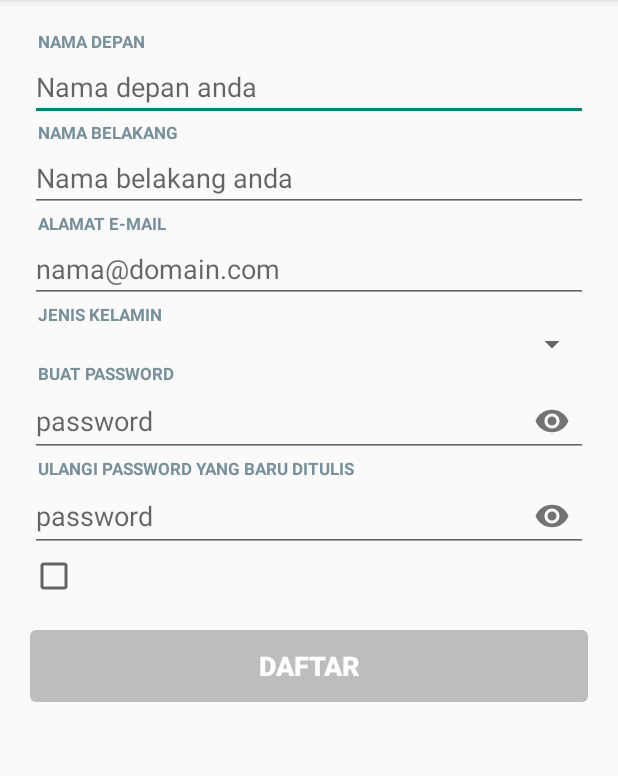
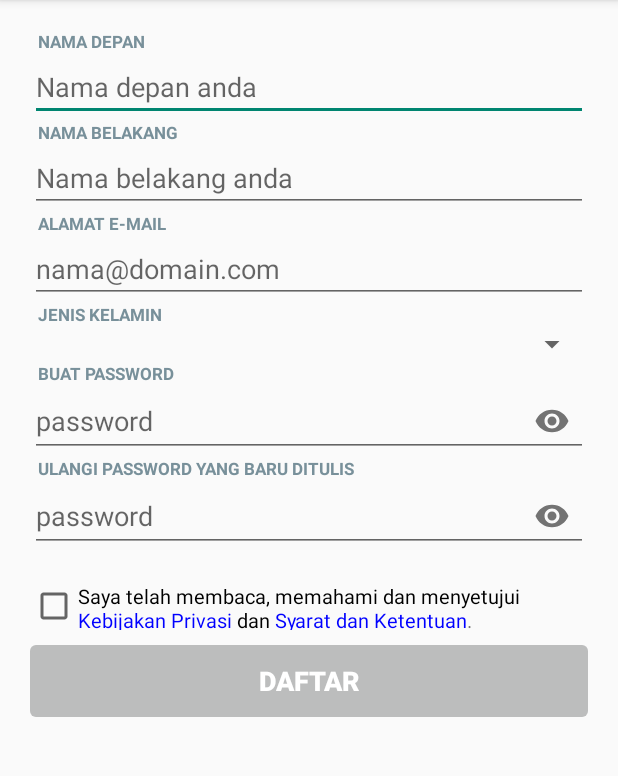
Before and after one commit to jokopriyono/aol_fundroid, an Android app: the screen it shows after launch (MainActivity), on a phone screen of 412 x 824 dp, the part 84-860 px from its top. Run offline under Robolectric (Android 15) with nearby library versions, the phone set to English and light mode, and no system bars.

Commit message:
Memunculkan loading view

```diff
--- a/FormTastic/app/src/main/res/layout/activity_main.xml
+++ b/FormTastic/app/src/main/res/layout/activity_main.xml
@@ -1,12 +1,17 @@
 <?xml version="1.0" encoding="utf-8"?>
-<ScrollView xmlns:android="http://schemas.android.com/apk/res/android"
+<RelativeLayout
+        xmlns:android="http://schemas.android.com/apk/res/android"
         xmlns:tools="http://schemas.android.com/tools"
         xmlns:app="http://schemas.android.com/apk/res-auto"
         android:layout_width="match_parent"
         android:layout_height="match_parent"
         tools:context=".MainActivity">
 
+    <ScrollView
+            android:layout_width="match_parent"
+            android:layout_height="match_parent">
         <LinearLayout
+                android:id="@+id/linear_content"
                 android:layout_width="match_parent"
                 android:layout_height="wrap_content"
                 android:gravity="center_vertical"
@@ -97,7 +102,8 @@
 
             <LinearLayout
                     android:orientation="horizontal"
-                android:layout_marginBottom="20dp"
+                    android:layout_marginTop="20dp"
+                    android:layout_marginBottom="10dp"
                     android:layout_width="match_parent"
                     android:layout_height="wrap_content">
 
@@ -126,4 +132,21 @@
                     android:layout_width="match_parent"
                     android:layout_height="wrap_content"/>
         </LinearLayout>
+
     </ScrollView>
+
+    <RelativeLayout
+            android:id="@+id/relative_loading"
+            android:alpha="0.5"
+            android:visibility="gone"
+            android:background="@android:color/white"
+            android:layout_width="match_parent"
+            android:layout_height="match_parent">
+
+        <ProgressBar
+                android:layout_centerInParent="true"
+                android:layout_width="wrap_content"
+                android:layout_height="wrap_content"/>
+
+    </RelativeLayout>
+</RelativeLayout>
--- a/FormTastic/app/src/main/res/values/strings.xml
+++ b/FormTastic/app/src/main/res/values/strings.xml
@@ -4,17 +4,20 @@
     <string name="your_first_name">Nama depan anda</string>
     <string name="last_name">Nama belakang</string>
     <string name="email_hint">nama@domain.com</string>
-    <string name="email">ALAMAT E-MAIL</string>
+    <string name="email">Alamat e-mail</string>
     <string name="your_last_name">Nama belakang anda</string>
-    <string name="gender">JENIS KELAMIN</string>
-    <string name="create_password">BUAT PASSWORD</string>
+    <string name="gender">Jenis kelamin</string>
+    <string name="create_password">Buat password</string>
     <string name="password">password</string>
-    <string name="confirm_password">ULANGI PASSWORD YANG BARU DITULIS</string>
+    <string name="confirm_password">Ulangi password yang baru ditulis</string>
     <string name="register">Daftar</string>
     <string name="ok">OK</string>
-    <string name="empty">Tidak boleh kosong</string>
+    <string name="empty">tidak boleh kosong</string>
     <string name="two_character">Minimal 2 karakter</string>
     <string name="six_character">Minimal 6 karakter</string>
     <string name="invalid_email">Email tidak valid</string>
     <string name="password_error">Password tidak sama</string>
+    <string name="agreement">
+        <![CDATA[<font color=\'black\'>Saya telah membaca, memahami dan menyetujui </font><font color=\'blue\'>Kebijakan Privasi</font><font color=\'black\'> dan </font><font color=\'blue\'>Syarat dan Ketentuan</font>.]]></string>
+    <string name="success">Sukses</string>
 </resources>
```
Also changed, not shown: FormTastic/app/src/main/java/com/jokopriyono/form/MainActivity.kt (+33 -0 lines). Lines whose indentation alone changed are shown as unchanged.
